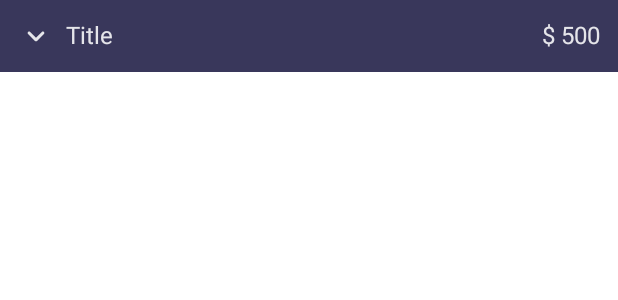
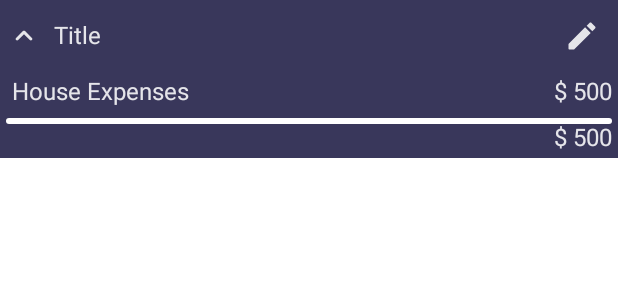
Before and after one commit to MadFlasheroo7/Budget-Manager-Deprecated, an Android app built with Jetpack Compose: the @Preview function PreviewTransactionInfoCard, on a phone screen of 412 x 824 dp. Shown: the top 300 px of the screen. Run offline under Robolectric (Android 15) with nearby library versions, the phone set to English and light mode, and no system bars; our stand-ins replace accompanist.

Commit message:
Components done

```diff
--- a/app/src/main/java/com/example/budgetmanager/screens/HomeScreen.kt
+++ b/app/src/main/java/com/example/budgetmanager/screens/HomeScreen.kt
@@ -36,6 +36,7 @@ import kotlinx.coroutines.launch
 @Composable
 fun HomeScreen(
     openDrawer: () -> Unit,
+    navigateToAddBudget: () -> Unit,
     scaffoldState: ScaffoldState
 ) {
     val coroutineScope = rememberCoroutineScope()
@@ -81,9 +82,7 @@ fun HomeScreen(
                 extended = true,
                 modifier = Modifier
                     .navigationBarsPadding(bottom = true),
-                onClick = {
-                    navController.navigate(MainDestinations.ADD_BUDGET)
-                }
+                onClick = navigateToAddBudget
             )
         }
     ) {
@@ -134,6 +133,7 @@ fun PreviewHome() {
     BudgetManagerTheme() {
         HomeScreen(
             openDrawer = {},
+            navigateToAddBudget = {},
             scaffoldState = rememberScaffoldState()
         )
     }
--- a/app/src/main/java/com/example/budgetmanager/ui/components/TransactionsInfoCard.kt
+++ b/app/src/main/java/com/example/budgetmanager/ui/components/TransactionsInfoCard.kt
@@ -1,9 +1,7 @@
 package com.example.budgetmanager.ui.components
 
-import androidx.compose.foundation.layout.Arrangement
-import androidx.compose.foundation.layout.Row
-import androidx.compose.foundation.layout.fillMaxWidth
-import androidx.compose.foundation.layout.padding
+import androidx.compose.foundation.layout.*
+import androidx.compose.foundation.shape.RoundedCornerShape
 import androidx.compose.material.*
 import androidx.compose.material.icons.Icons
 import androidx.compose.material.icons.rounded.Edit
@@ -12,7 +10,9 @@ import androidx.compose.material.icons.rounded.KeyboardArrowUp
 import androidx.compose.runtime.Composable
 import androidx.compose.ui.Alignment.Companion.CenterVertically
 import androidx.compose.ui.Modifier
+import androidx.compose.ui.draw.clip
 import androidx.compose.ui.graphics.vector.ImageVector
+import androidx.compose.ui.text.style.TextAlign
 import androidx.compose.ui.tooling.preview.Preview
 import androidx.compose.ui.unit.dp
 import com.example.budgetmanager.ui.theme.BudgetManagerTheme
@@ -32,7 +32,11 @@ fun TransactionsInfoCard(
     ) {
         Row {
             if (expanded) {
-                TransactionCardRowExpanded(title = title)
+                Column() {
+                    TransactionCardRowExpanded(title = title)
+                    TransactionInfo()
+
+                }
             } else {
                 TransactionCardRow(
                     title = title,
@@ -51,7 +55,7 @@ fun TransactionCardRow(
         horizontalArrangement = Arrangement.Center,
         verticalAlignment = CenterVertically,
         modifier = Modifier
-            .padding(8.dp)
+            .padding(top = 8.dp, bottom = 8.dp)
             .fillMaxWidth(),
     ) {
         Icon(
@@ -104,8 +108,38 @@ fun TransactionCardRowExpanded(
 
 @Composable
 fun TransactionInfo() {
-    Row {
+    Column(Modifier.padding(4.dp)) {
+        Row {
+            Expenses()
+        }
+        Spacer(modifier = Modifier.height(8.dp))
+        Divider(
+            color = MaterialTheme.colors.onSurface,
+            thickness = 4.dp,
+            modifier = Modifier
+                .clip(shape = RoundedCornerShape(10.dp))
+        )
+        Text(text = "$ 500",
+            modifier = Modifier.fillMaxWidth(),
+            textAlign = TextAlign.End
+        )
+    }
 
+}
+
+@Composable
+fun Expenses() {
+    Row(
+        modifier = Modifier.fillMaxWidth(),
+        horizontalArrangement = Arrangement.Center,
+        verticalAlignment = CenterVertically,
+    ) {
+        Text("House Expenses",
+            modifier = Modifier
+                .weight(1f)
+                .padding(start = 4.dp))
+        Text("$ 500",
+            modifier = Modifier.padding(start = 4.dp))
     }
 }
 
@@ -117,7 +151,7 @@ fun PreviewTransactionInfoCard() {
         TransactionsInfoCard(
             title = "Title",
             totalExpenses = "$ 500",
-            expanded = false,
+            expanded = true,
             onClick = {}
         )
     }
@@ -147,3 +181,13 @@ fun PreviewTransactionCardRowExpanded() {
         }
     }
 }
+
+@Preview(showBackground = true)
+@Composable
+fun PreviewTransactionInfo() {
+    BudgetManagerTheme {
+        Surface() {
+            TransactionInfo()
+        }
+    }
+}
--- a/app/src/main/java/com/example/budgetmanager/ui/navComponents/BudgetManagerNavGraph.kt
+++ b/app/src/main/java/com/example/budgetmanager/ui/navComponents/BudgetManagerNavGraph.kt
@@ -38,7 +38,8 @@ fun BudgetManagerNavGraph(
         composable(MainDestinations.HOME_ROUTE) {
             HomeScreen(
                 openDrawer = openDrawer,
-                scaffoldState = scaffoldState
+                scaffoldState = scaffoldState,
+                navigateToAddBudget = actions.navigateToAddBudget
             )
         }
         composable(MainDestinations.ADD_BUDGET) {
@@ -51,6 +52,9 @@ fun BudgetManagerNavGraph(
 }
 
 class MainActions(navController: NavHostController) {
+    val navigateToAddBudget: () -> Unit = {
+        navController.navigate(MainDestinations.ADD_BUDGET)
+    }
     val upPress: () -> Unit = {
         navController.navigateUp()
     }
```
